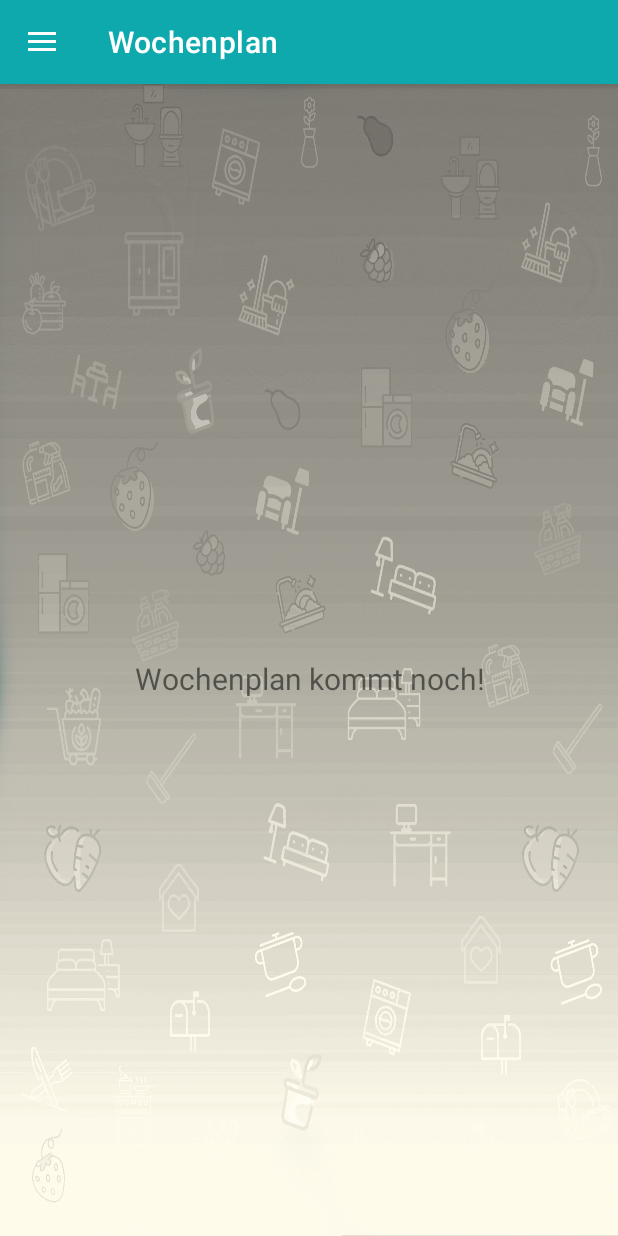
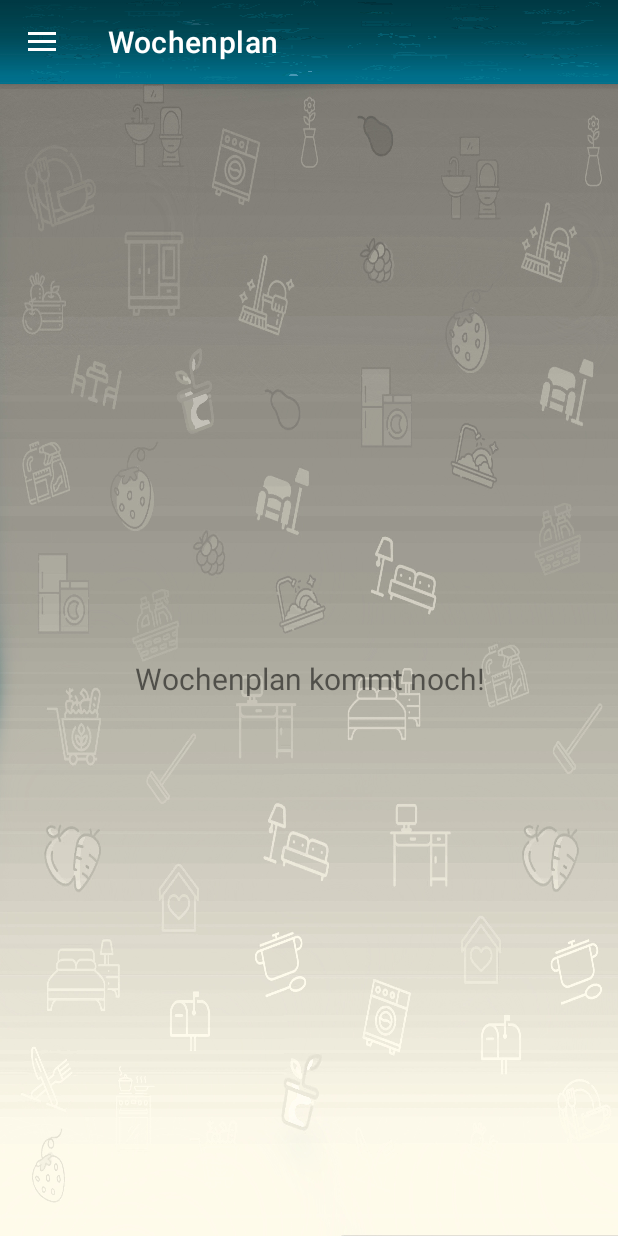
Before and after one commit to RetchBlade/SoftwarePraktikum, an Android app: the screen it shows after launch (MainActivity), on a phone screen of 412 x 824 dp. Run offline under Robolectric (Android 15) with nearby library versions, the phone set to English and light mode, and no system bars; our stand-ins replace navigation-ui.

Commit message:
Appbar angepasst

```diff
--- a/app/src/main/res/layout/app_bar_main.xml
+++ b/app/src/main/res/layout/app_bar_main.xml
@@ -16,8 +16,7 @@
             android:id="@+id/toolbar"
             android:layout_width="match_parent"
             android:layout_height="?attr/actionBarSize"
-            android:background="@color/teal_700"
-            android:backgroundTint="#A801ECF2"
+            android:background="@drawable/backgroundlnavyblue"
             app:popupTheme="@style/Theme.Livable.PopupOverlay" />
 
     </com.google.android.material.appbar.AppBarLayout>
```
